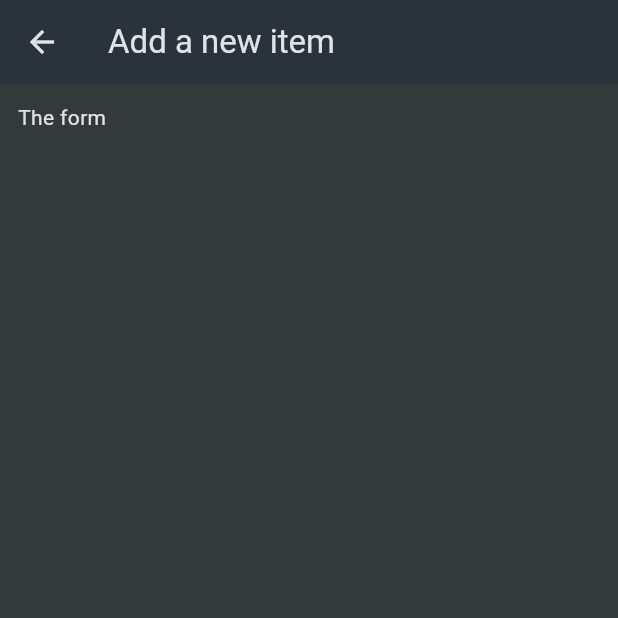
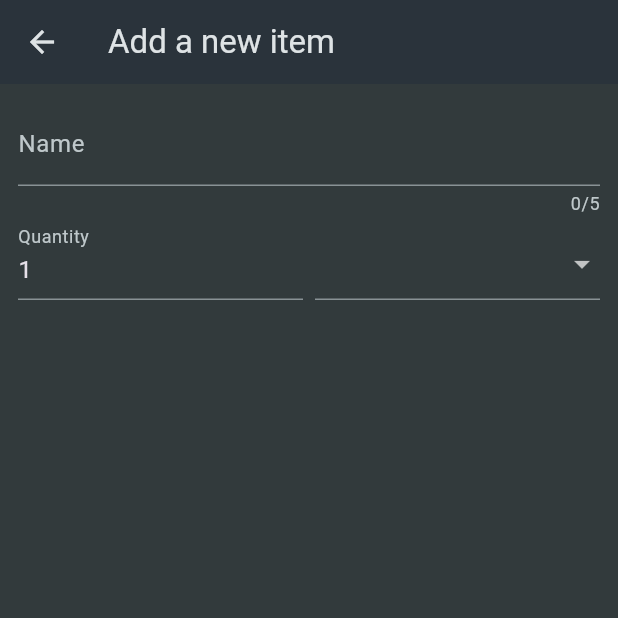
Before and after one commit to Aarushi0010/shopping_list, a Flutter app: the screen it shows after launch, after a tap on the "add" icon, on a phone screen of 412 x 824 dp, the top half of it. Run offline on Flutter 3.47's test engine with Material 3 defaults, Android fonts, the phone set to English and light mode, and no system bars.

Commit message:
created form to add new_item

```diff
--- a/lib/main.dart
+++ b/lib/main.dart
@@ -12,6 +12,7 @@ class MyApp extends StatelessWidget {
   @override
   Widget build(BuildContext context) {
     return MaterialApp(
+      debugShowCheckedModeBanner: false,
       title: 'Flutter Groceries',
       theme: ThemeData.dark().copyWith(
         useMaterial3: true,
--- a/lib/widgets/new_item.dart
+++ b/lib/widgets/new_item.dart
@@ -1,5 +1,7 @@
+import 'package:flutter/cupertino.dart';
 import'package:flutter/material.dart';
-
+import 'package:flutter/widgets.dart';
+import 'package:shopping_list/data/categories.dart';
 class NewItem extends StatefulWidget{
   const NewItem({super.key}) ;
 
@@ -16,9 +18,54 @@ class _NewItemState extends State<NewItem>{
       appBar: AppBar(
         title : const Text('Add a new item'),
       ),
-      body: const Padding(
-        padding: EdgeInsets.all(12),
-        child: Text('The form'),
+      body:Padding(
+        padding: const EdgeInsets.all(12),
+        child: Form(child: Column(
+          children: [
+            TextFormField(
+              maxLength: 5 ,
+              decoration: const InputDecoration(
+                label: Text('Name'),
+              ) ,
+              validator : (value){
+                return 'Demo .....';
+              },
+            ),
+            Row(
+              crossAxisAlignment: CrossAxisAlignment.end,
+              children: [
+                Expanded(
+                  child: TextFormField(
+                    decoration: const InputDecoration(
+                      label: Text('Quantity'),
+                    ),
+                    initialValue: '1',
+                  ),
+                ),
+                const SizedBox(width: 8,),
+                Expanded(
+                  child: DropdownButtonFormField(
+                      items: [for (final category in categories.entries)
+                        DropdownMenuItem(
+                          value: category.value,
+                            child: Row(
+                            children: [
+                              Container(
+                                width: 16,
+                                height: 16,
+                                color : category.value.color,
+                              ),
+                              const SizedBox(width: 8,),
+                              Text(category.value.title),
+                            ],
+                        ))
+                        ],
+                      onChanged: (value){}, ),
+                )
+              ],
+            )
+          ],
+        )),
       )
     );
   }
```
